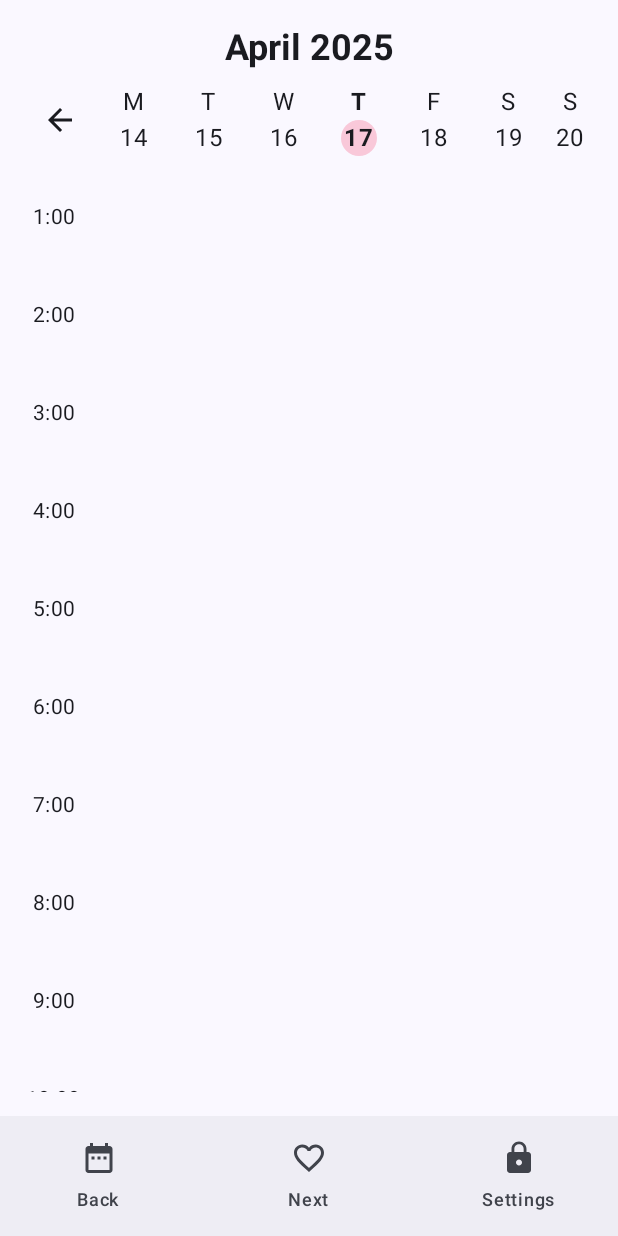
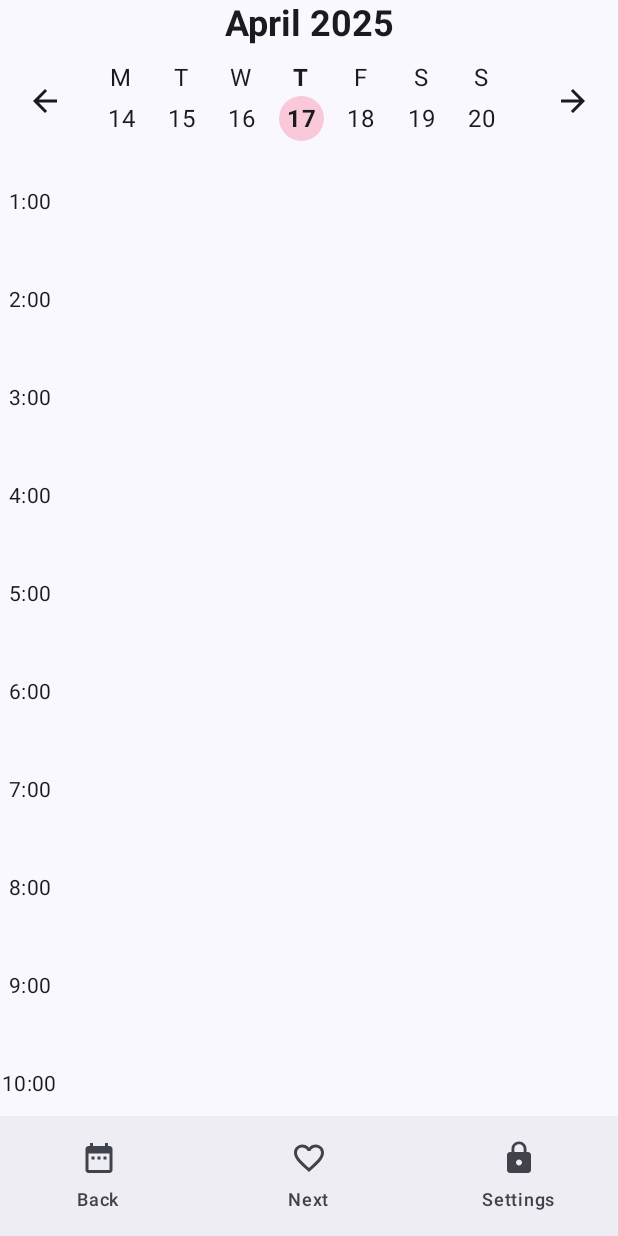
Before and after one commit to Lucy-zh321/Selfcareapp_rb20, an Android app built with Jetpack Compose: the screen it shows after launch (MainActivity), on a phone screen of 412 x 824 dp. Run offline under Robolectric (Android 15) with nearby library versions, the phone set to English and light mode, and no system bars.

Commit message:
Fixed the arrows and days.

```diff
--- a/app/src/main/java/com/example/selfcare/MainActivity.kt
+++ b/app/src/main/java/com/example/selfcare/MainActivity.kt
@@ -9,6 +9,7 @@ import androidx.compose.animation.core.tween
 import androidx.compose.foundation.background
 import androidx.compose.foundation.gestures.detectHorizontalDragGestures
 import androidx.compose.foundation.layout.*
+import androidx.compose.foundation.layout.Arrangement
 import androidx.compose.foundation.rememberScrollState
 import androidx.compose.foundation.verticalScroll
 import androidx.compose.material.icons.Icons
@@ -36,15 +37,6 @@ import androidx.compose.foundation.layout.size
 import androidx.compose.material.icons.automirrored.filled.ArrowBack
 import androidx.compose.material.icons.automirrored.filled.ArrowForward
 import androidx.compose.ui.draw.clip
-
-
-
-
-
-
-
-
-
 
 class MainActivity : ComponentActivity() {
     override fun onCreate(savedInstanceState: Bundle?) {
@@ -95,7 +87,7 @@ fun CalendarView(modifier: Modifier = Modifier) {
     Column(
         modifier = modifier
             .fillMaxSize()
-            .padding(16.dp)
+            .padding(0.dp)
             .pointerInput(Unit) {
                 detectHorizontalDragGestures { _, dragAmount ->
                     if (dragAmount > 50) {
@@ -118,15 +110,19 @@ fun CalendarView(modifier: Modifier = Modifier) {
 
         // Days of Week Header with arrows
         Row(
-            modifier = Modifier.fillMaxWidth(),
+            modifier = Modifier.fillMaxWidth().padding(horizontal = 0.dp),
             verticalAlignment = Alignment.CenterVertically,
-            horizontalArrangement = Arrangement.SpaceBetween
+            horizontalArrangement = Arrangement.SpaceEvenly
         ) {
             // Left arrow
-            IconButton(onClick = { weekOffset-- }) {
+            IconButton(
+                onClick = { weekOffset-- },
+                modifier = Modifier.padding(0.dp)
+            ) {
                 Icon(
                     imageVector = Icons.AutoMirrored.Filled.ArrowBack,
-                    contentDescription = "Previous Week"
+                    contentDescription = "Previous Week",
+                    modifier = Modifier.padding(0.dp),
                 )
             }
 
@@ -138,7 +134,7 @@ fun CalendarView(modifier: Modifier = Modifier) {
                             fadeOut(animationSpec = tween(300))
                 }
             ) { animatedWeekDates ->
-                Row(modifier = Modifier.fillMaxWidth()) {
+                Row(modifier = Modifier.fillMaxWidth(0.8F)) {
                     animatedWeekDates.forEachIndexed { index, (date, month, year) ->
                         val isToday = date == today.get(Calendar.DAY_OF_MONTH) &&
                                 month == today.get(Calendar.MONTH) &&
@@ -146,8 +142,8 @@ fun CalendarView(modifier: Modifier = Modifier) {
 
                         Column(
                             modifier = Modifier
-                                .width(50.dp) // Fixed width for each day column
-                                .padding(horizontal = 2.dp),
+                                .width(40.dp) // Fixed width for each day column
+                                .padding(horizontal = 0.dp),
                             horizontalAlignment = Alignment.CenterHorizontally
                         ) {
                             Text(
@@ -156,7 +152,7 @@ fun CalendarView(modifier: Modifier = Modifier) {
                             )
                             Box(
                                 modifier = Modifier
-                                    .size(24.dp) // Set a fixed size for the circle
+                                    .size(30.dp) // Set a fixed size for the circle
                                     .clip(CircleShape)
                                     .background(
                                         if (isToday) Color(0xFFF9C8D9) else Color.Transparent
@@ -225,9 +221,6 @@ fun CalendarView(modifier: Modifier = Modifier) {
     }
 }
 
-
-
-
 @Composable
 fun BottomNavBar() {
     NavigationBar {
```
